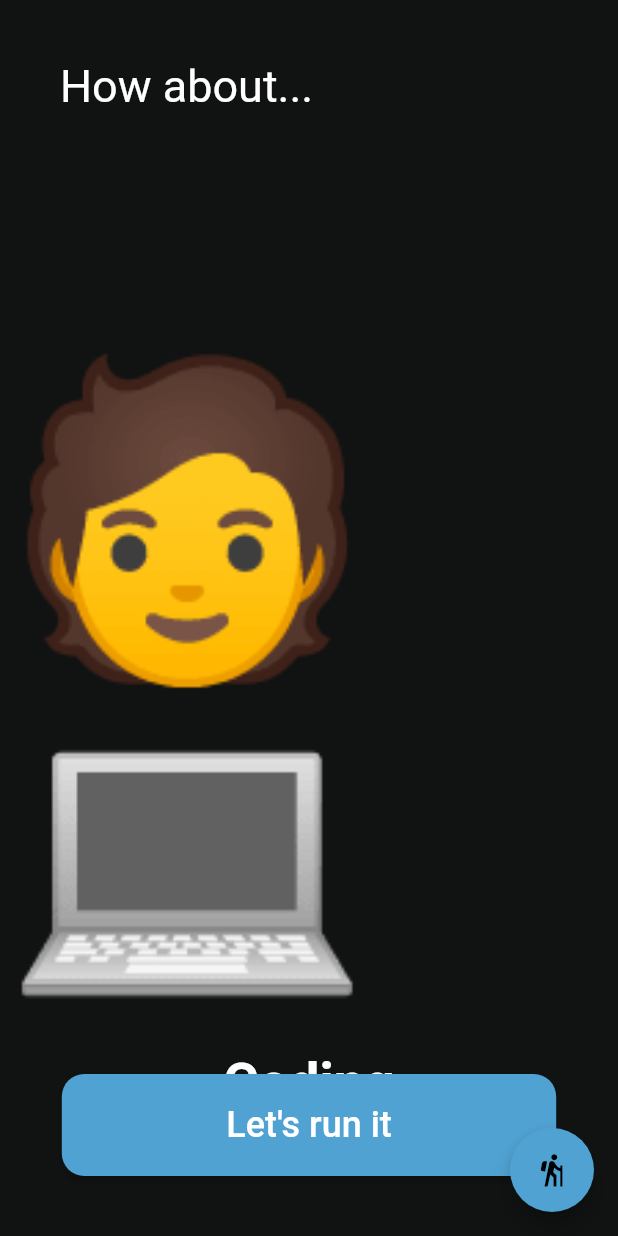
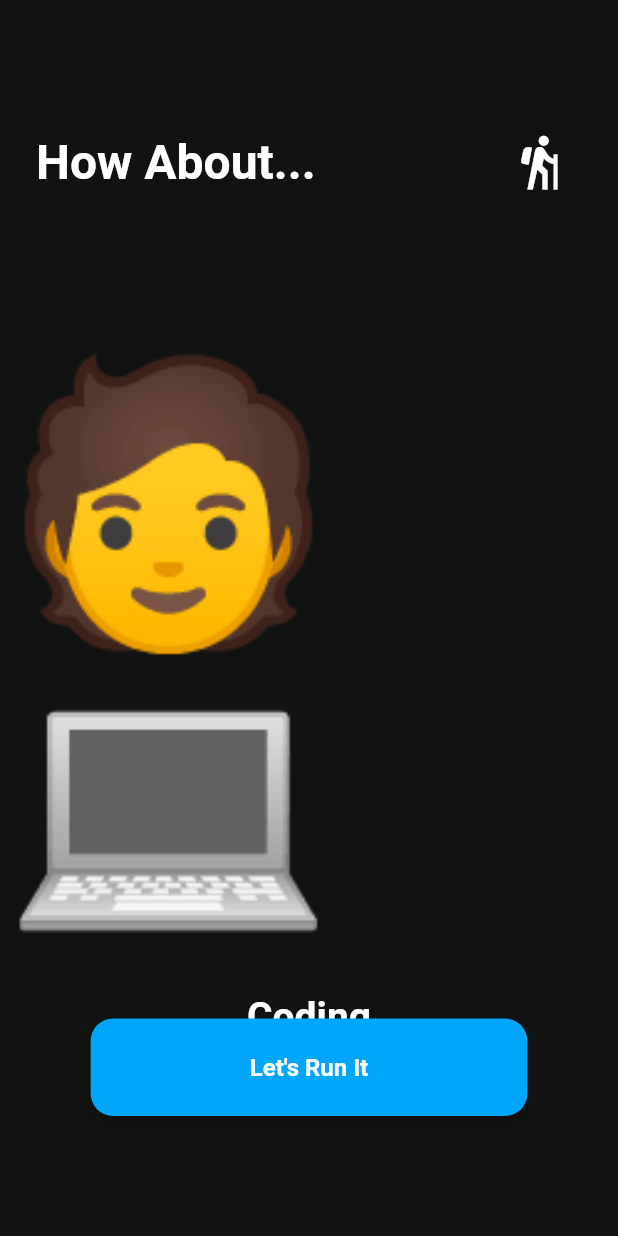
Before and after one commit to jacehalvorson/name_tbd, a Flutter app: the screen it shows after launch, on a phone screen of 412 x 824 dp. Run offline on Flutter 3.47's test engine with Material 2 defaults, Android fonts, the phone set to English and light mode, and no system bars; our stand-ins replace shared_preferences; generated files the repository leaves out were written again; Roboto replaces fonts that are missing (Montserrat).

Commit message:
adapt main page to iphone 15

```diff
--- a/lib/src/main_page/acceptance.dart
+++ b/lib/src/main_page/acceptance.dart
@@ -1,6 +1,6 @@
 import 'package:flutter/material.dart';
 
-const buttonPaddingBottom = 40.0;
+const buttonPaddingBottom = 80.0;
 const buttonWidthFactor = 0.8;
 
 class AcceptanceButton extends StatelessWidget {
@@ -15,6 +15,8 @@ class AcceptanceButton extends StatelessWidget {
     return Padding(
       // 40.0 from the bottom of the screen
       padding: const EdgeInsets.only(bottom: buttonPaddingBottom),
+      child: Container(
+        height: 65,
         child: FractionallySizedBox(
           // 80% of screen width
           widthFactor: buttonWidthFactor,
@@ -25,9 +27,9 @@ class AcceptanceButton extends StatelessWidget {
 
             // Button style
             style: ButtonStyle(
-            padding: MaterialStateProperty.all(
-              const EdgeInsets.symmetric(vertical: 20.0),
-            ),
+              // padding: MaterialStateProperty.all(
+              //   const EdgeInsets.symmetric(vertical: 20.0),
+              // ),
               backgroundColor: MaterialStateProperty.all(colorScheme.primary),
               shape: MaterialStateProperty.all(
                 RoundedRectangleBorder(
@@ -38,8 +40,15 @@ class AcceptanceButton extends StatelessWidget {
 
             // Button text
             child: Text(
-            "Let's run it",
-            style: TextStyle(fontSize: 24, color: colorScheme.onPrimary),
+              'Let\'s Run It',
+              style: TextStyle(
+                color: colorScheme.onBackground,
+                fontSize: 16,
+                fontFamily: 'Montserrat',
+                fontWeight: FontWeight.w600,
+                height: 0,
+              ),
+            ),
           ),
         ),
       ),
--- a/lib/src/main_page/activity.dart
+++ b/lib/src/main_page/activity_widget.dart
@@ -11,6 +11,9 @@ const offScreenAboveDistance = 300.0;
 const onScreenMultiplier = 0.28;
 // How far below the bottom of the screen that hidden objects are placed
 const offScreenBelowDistance = 0.0;
+
+const iconSize = 180;
+const fontSize = 26;
 
 // Animated activity widget with icon/text that slides on/off the screen
 class SlidingActivityWidget extends StatefulWidget {
@@ -69,29 +72,30 @@ class ActivityWidget extends StatelessWidget {
     // Get the current color scheme
     final colorScheme = Theme.of(context).colorScheme;
 
-    return Padding(
-      padding: const EdgeInsets.only(bottom: 40.0),
-      child: Column(
+    return Column(
       children: [
         // Display the emoji as text because it is a string
         Text(
           activity.icon,
           style: const TextStyle(
-              fontSize: 200,
+            fontSize: 180,
           ),
         ),
-
+        const SizedBox(
+          height: 10,
+        ),
         // Activity title
         Text(
           activity.title,
           style: TextStyle(
-              fontSize: 36.0,
-              fontWeight: FontWeight.bold,
             color: colorScheme.onBackground,
+            fontSize: 26,
+            fontFamily: 'Montserrat',
+            fontWeight: FontWeight.w600,
+            height: 0,
           ),
         ),
       ],
-      ),
     );
   }
 }
--- a/lib/src/main_page/refresh.dart
+++ b/lib/src/main_page/refresh.dart
@@ -1,7 +1,7 @@
 import 'package:flutter/material.dart';
 import '../activities_page/activities.dart';
 import '../main_page/acceptance.dart';
-import '../main_page/activity.dart';
+import 'activity_widget.dart';
 import '../types.dart';
 import '../example_activities.dart';
 import 'package:shared_preferences/shared_preferences.dart';
@@ -12,6 +12,9 @@ import 'dart:math';
 const iconSize = 40.0;
 const iconPaddingTop = 18.0;
 const iconPaddingRight = 0.0;
+
+const headerPaddingTop = 18.0;
+const headerPaddingHorizontal = 24.0;
 
 // Buffer for loaded activities ready to be displayed
 List<ActivityType> activityList = [];
@@ -75,7 +78,8 @@ class _MainPageState extends State<MainPage> {
         // Add a new activity to the end of the list
         activityList[((-1 * swipeCount) + 1) % activityBufferSize] =
             exampleActivities[
-                (usersActivities[Random().nextInt(usersActivities.length)]) % exampleActivities.length];
+                (usersActivities[Random().nextInt(usersActivities.length)]) %
+                    exampleActivities.length];
 
         lastPressTime = DateTime.now();
       }
@@ -99,24 +103,6 @@ class _MainPageState extends State<MainPage> {
 
     return Scaffold(
       backgroundColor: colorScheme.background,
-      floatingActionButton: Padding(
-        padding:
-            const EdgeInsets.only(top: iconPaddingTop, right: iconPaddingRight),
-        child: Align(
-          alignment: Alignment.bottomRight,
-          child: FloatingActionButton(
-            backgroundColor: colorScheme.primary,
-            onPressed: () {
-              //clearSharedPrefs();
-              // Navigate to the settings page. If the user leaves and returns
-              // to the app after it has been killed while running in the
-              // background, the navigation stack is restored.
-              Navigator.restorablePushNamed(context, ActivitiesPage.routeName);
-            },
-            child: const Icon(Icons.hiking),
-          ),
-        ),
-      ),
       body: Stack(
         children: [
           // If we add some backgound (image, gradient, pattern, etc.)
@@ -146,29 +132,49 @@ class _MainPageState extends State<MainPage> {
           }),
 
           // Layout for the 'How about...' text and 'Let's run it' button
-          Column(
+          Padding(
+            padding: const EdgeInsets.only(
+                top: 80,
+                right: headerPaddingHorizontal,
+                left: headerPaddingHorizontal),
+            child: Column(
               mainAxisAlignment: MainAxisAlignment.spaceBetween,
               crossAxisAlignment: CrossAxisAlignment.center,
               children: [
-              // 'How about...' text at the top
-              Padding(
-                padding: const EdgeInsets.all(40.0),
-                child: Align(
-                  alignment: Alignment.topLeft,
-                  child: Text(
-                    'How about...',
+                Row(
+                  mainAxisAlignment: MainAxisAlignment.spaceBetween,
+                  children: [
+                    Text(
+                      'How About...',
                       style: TextStyle(
-                      fontSize: 30.0,
                         color: colorScheme.onBackground,
+                        fontSize: 32,
+                        fontFamily: 'Montserrat',
+                        fontWeight: FontWeight.w600,
+                        height: 0,
                       ),
                     ),
+                    IconButton(
+                      icon: const Icon(Icons.hiking),
+                      iconSize: iconSize,
+                      color: colorScheme.onBackground,
+                      onPressed: () {
+                        //clearSharedPrefs();
+                        // Navigate to the settings page. If the user leaves and returns
+                        // to the app after it has been killed while running in the
+                        // background, the navigation stack is restored.
+                        Navigator.restorablePushNamed(
+                            context, ActivitiesPage.routeName);
+                      },
                     ),
+                  ],
                 ),
 
                 // 'Let's run it' button at the bottom
                 AcceptanceButton(onPressed: swipeCallback)
               ],
             ),
+          ),
         ],
       ),
     );
--- a/lib/src/theme.dart
+++ b/lib/src/theme.dart
@@ -13,7 +13,7 @@ import 'package:flutter/material.dart';
 const darkColorScheme = ColorScheme.dark(
   background: Color(0xFF111313),
   onBackground: Color(0xFFFFFFFF),
-  primary: Color(0xFF50A2D2),
+  primary: Color(0xFF00a6fb),
   onPrimary: Color(0xFFFFFFFF),
   secondary: Color(0xFF616161),
   tertiary: Color(0xFF292929),
```
Lines whose indentation alone changed are shown as unchanged.
